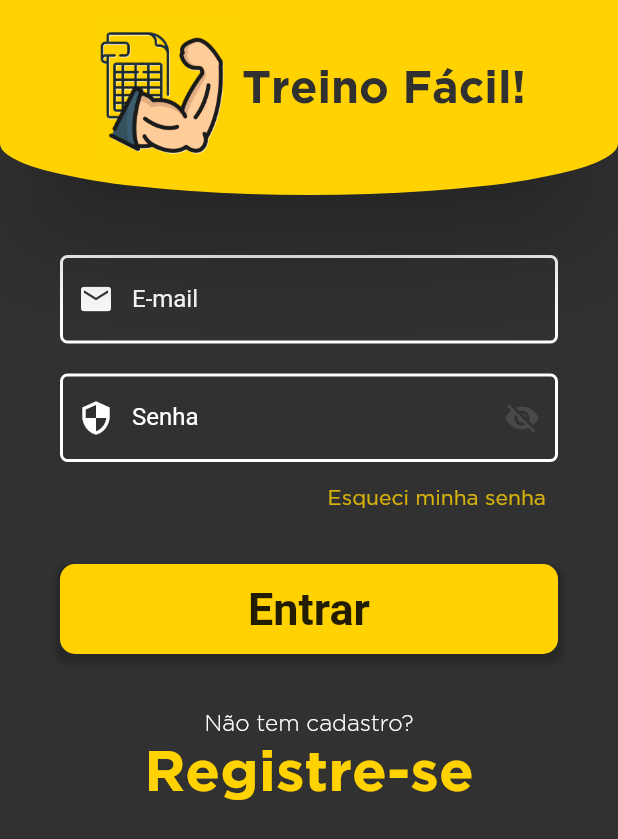
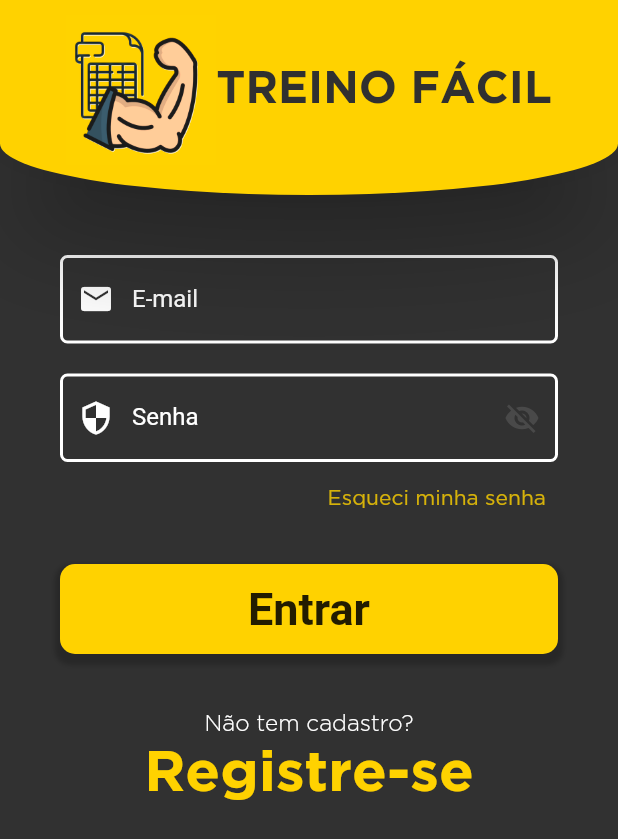
Before and after one commit to GabriPalmyro/Treino_Facil, a Flutter app: the LoginScreen screen opened directly, on a phone screen of 412 x 824 dp. Shown: the top 839 px of the screen. Run offline on Flutter 3.47's test engine with Material 2 defaults, Android fonts, the light colour scheme and no system bars; our stand-ins replace after_layout, auto_size_text, carousel_slider, cloud_firestore, firebase_auth, firebase_core and 10 more; missing offline and left inert: admob_flutter, cloud_firestore_web, firebase_admob, firebase_auth_web, firebase_core_web, firebase_messaging_web and 4 more; accounts and stored records are empty; network calls fail.

Commit message:
Treino Facil backup ssd

```diff
--- a/lib/ads/ads_model.dart
+++ b/lib/ads/ads_model.dart
@@ -65,7 +65,7 @@ String nativeAdUnitId() {
 void startBanner() {
   myBanner = BannerAd(
     adUnitId: bannerAdIdAndroid,
-    size: AdSize.banner,
+    size: AdSize.largeBanner,
     targetingInfo: targetingInfo,
     listener: (MobileAdEvent event) {
       if (event == MobileAdEvent.opened) {
--- a/lib/main.dart
+++ b/lib/main.dart
@@ -122,6 +122,12 @@ class _MyAppState extends State<MyApp> {
               primaryColor: const Color(0xffffd200),
             ),
             debugShowCheckedModeBanner: false,
+            builder: (context, child) {
+              return MediaQuery(
+                child: child,
+                data: MediaQuery.of(context).copyWith(textScaleFactor: 1.0),
+              );
+            },
             home: new Splash()
             /*_auth.currentUser == null
               ? LoginScreen(padding)
--- a/lib/screens/exerciseDetail_screen.dart
+++ b/lib/screens/exerciseDetail_screen.dart
@@ -117,6 +117,7 @@ class _ExerciseDetailState extends State<ExerciseDetail> {
 
   Future<void> _alertNextExeAdd(BuildContext context, String idExe) async {
     return showDialog(
+        barrierDismissible: false,
         context: context,
         builder: (context) {
           return AlertDialog(
--- a/lib/screens/login_screen.dart
+++ b/lib/screens/login_screen.dart
@@ -53,7 +53,7 @@ class _LoginScreenState extends State<LoginScreen> {
                     height: 100,
                   ),
                   Text(
-                    "Treino Fácil!",
+                    "Treino Fácil".toUpperCase(),
                     style: TextStyle(
                         color: Colors.grey[850],
                         fontFamily: "GothamBold",
--- a/lib/screens/musclesList_screen.dart
+++ b/lib/screens/musclesList_screen.dart
@@ -360,6 +360,7 @@ class _MuscleListScreenState extends State<MuscleListScreen> {
 
   Future<void> _addRequest(BuildContext context) async {
     return showDialog(
+        barrierDismissible: false,
         context: context,
         builder: (context) {
           return AlertDialog(
--- a/lib/tabs/planilha_tab.dart
+++ b/lib/tabs/planilha_tab.dart
@@ -156,7 +156,7 @@ class _PlanilhaScreenState extends State<PlanilhaScreen> {
                           ),
                           onPressed: () async {
                             int planLenght = await _lenghtPlan();
-                            if (planLenght < 3) {
+                            if (planLenght < 4) {
                               setState(() {
                                 _createNew(
                                     title: _titleController.text,
```
Also changed, not shown: pubspec.yaml (+7 -4 lines), images/app_icon.png (added), 23 other files.
